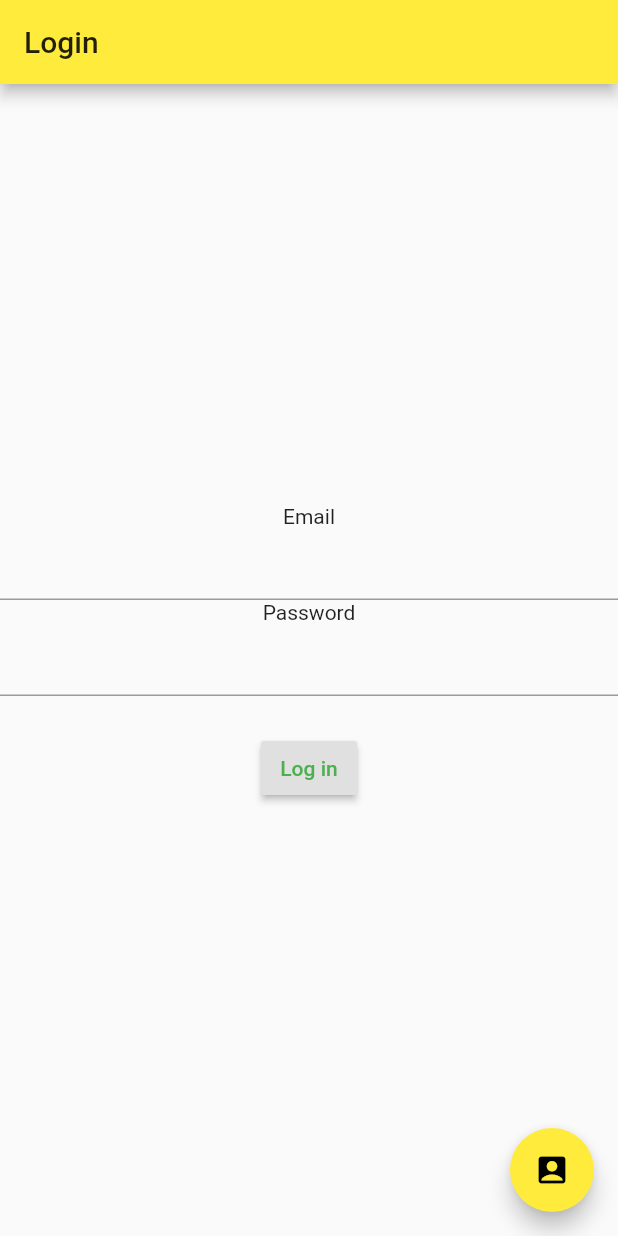
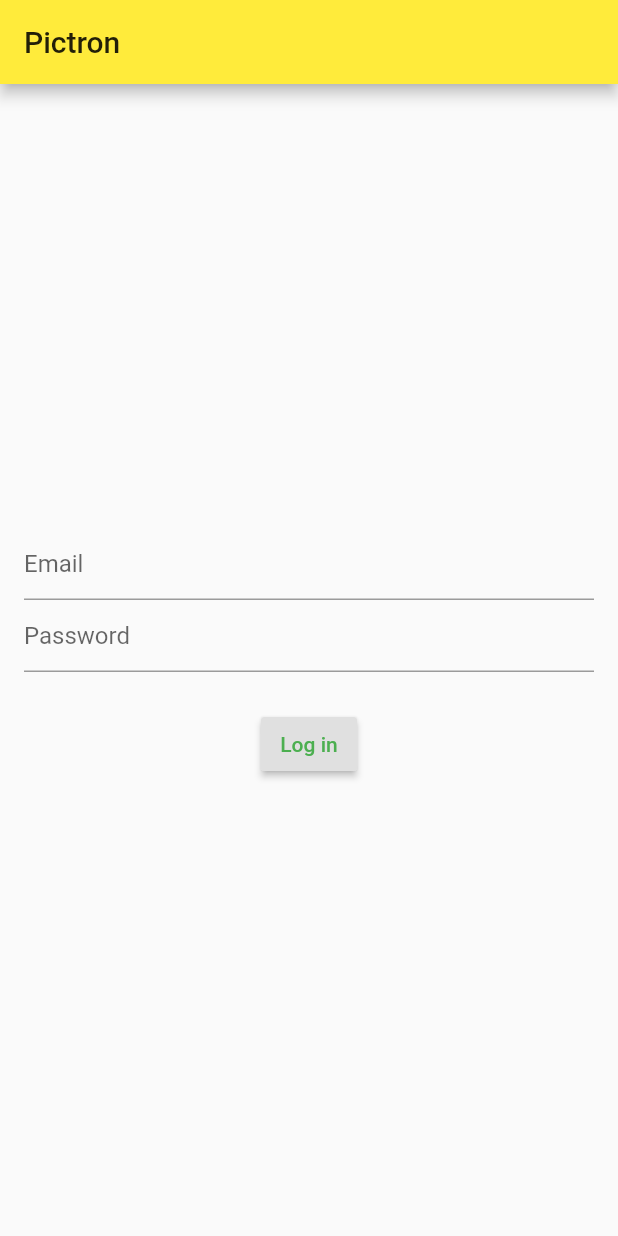
Before and after one commit to abvg9/pictron, a Flutter app: the screen it shows after launch, on a phone screen of 412 x 824 dp. Run offline on Flutter 3.47's test engine with Material 2 defaults, Android fonts, the phone set to English and light mode, and no system bars.

Commit message:
View has been improved.
Co-authored-by: abvg9

```diff
--- a/lib/main.dart
+++ b/lib/main.dart
@@ -21,7 +21,7 @@ class Pictron extends StatelessWidget {
         // is not restarted.
         primarySwatch: Colors.yellow,
       ),
-      home: LoginPage(title: 'Login'),
+      home: LoginPage(title: 'Pictron'),
     );
   }
 }
--- a/lib/view/login.dart
+++ b/lib/view/login.dart
@@ -37,42 +37,17 @@ class _LoginPageState extends State<LoginPage> {
 
   @override
   Widget build(BuildContext context) {
-    // This method is rerun every time setState is called, for instance as done
-    // by the _incrementCounter method above.
-    //
-    // The Flutter framework has been optimized to make rerunning build methods
-    // fast, so that you can just rebuild anything that needs updating rather
-    // than having to individually change instances of widgets.
-    return Scaffold(
-      appBar: AppBar(
-        // Here we take the value from the MyHomePage object that was created by
-        // the App.build method, and use it to set our appbar title.
-        title: Text(widget.title),
-      ),
-      body: Center(
-        // Center is a layout widget. It takes a single child and positions it
-        // in the middle of the parent.
-        child: Column(
-          // Column is also a layout widget. It takes a list of children and
-          // arranges them vertically. By default, it sizes itself to fit its
-          // children horizontally, and tries to be as tall as its parent.
-          //
-          // Invoke "debug painting" (press "p" in the console, choose the
-          // "Toggle Debug Paint" action from the Flutter Inspector in Android
-          // Studio, or the "Toggle Debug Paint" command in Visual Studio Code)
-          // to see the wireframe for each widget.
-          //
-          // Column has various properties to control how it sizes itself and
-          // how it positions its children. Here we use mainAxisAlignment to
-          // center the children vertically; the main axis here is the vertical
-          // axis because Columns are vertical (the cross axis would be
-          // horizontal).
+    Widget container = Container(
+      child: Column(
           mainAxisAlignment: MainAxisAlignment.center,
+          crossAxisAlignment: CrossAxisAlignment.center,
           children: <Widget>[
-            Text('Email'),
-            TextField(controller: _emailController),
-            Text('Password'),
-            TextField(obscureText: true, controller: _passController),
+            TextField(controller: _emailController, decoration: InputDecoration(
+              hintText: "Email"
+            ),),
+            TextField(obscureText: true, controller: _passController, decoration: InputDecoration(
+              hintText: "Password"
+            ),),
             Text(
               _errorMessage,
               style: TextStyle(color: Colors.red),
@@ -91,14 +66,14 @@ class _LoginPageState extends State<LoginPage> {
             )
           ],
         ),
+      constraints: BoxConstraints(maxHeight: 400, maxWidth: 400),
+      padding: EdgeInsets.all(10),
+    );
+    return Scaffold(
+      appBar: AppBar(
+        title: Text(widget.title),
       ),
-      floatingActionButton: FloatingActionButton(
-        onPressed: () {
-          _checkEmail();
-          _checkPass();
-        },
-        child: Icon(Icons.account_box),
-      ), // This trailing comma makes auto-formatting nicer for build methods.
+      body: Center(child: container),
     );
   }
 }
```
